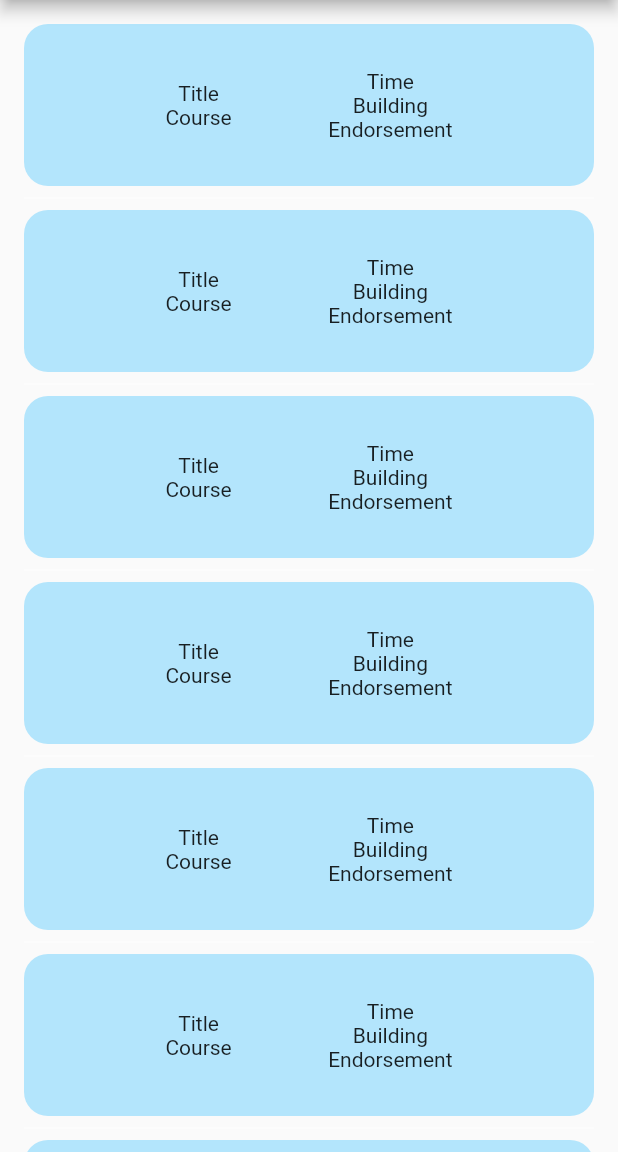
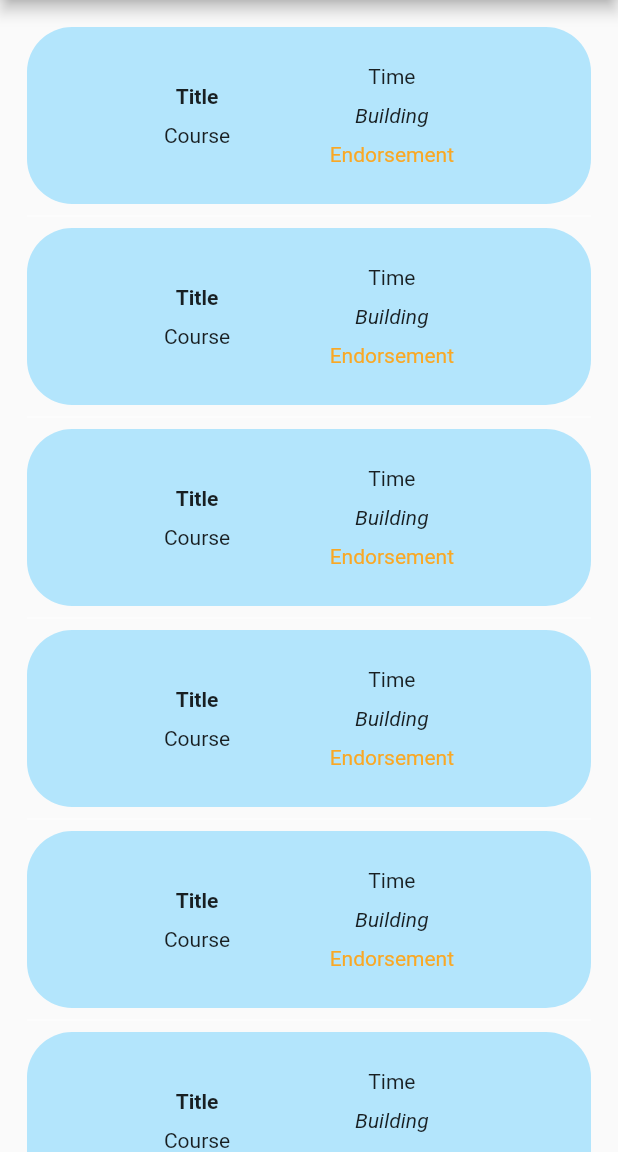
Before and after one commit to timothy-e/studyup, a Flutter app: the screen it shows after launch, on a phone screen of 412 x 824 dp, the part 84-1236 px from its top. Run offline on Flutter 3.47's test engine with Material 2 defaults, Android fonts, the phone set to English and light mode, and no system bars.

Commit message:
Style changes to main page

```diff
--- a/lib/main.dart
+++ b/lib/main.dart
@@ -42,7 +42,6 @@ class StudySessionsState extends State<StudySessions> {
     'C',
     'D'
   ];
-  final TextStyle _biggerFont = const TextStyle(fontSize: 18.0);
 
   Widget build(BuildContext context) {
     return Scaffold(
@@ -75,7 +74,7 @@ class StudySessionsState extends State<StudySessions> {
 
   Widget _buildGroups() {
     return new ListView.separated(
-        padding: const EdgeInsets.all(16.0),
+        padding: const EdgeInsets.all(18.0),
         itemCount: studyGroups.length,
         separatorBuilder: (context, index) => Divider(
           color: Colors.white70,
@@ -102,24 +101,27 @@ class StudySessionsState extends State<StudySessions> {
   Widget _buildRow(String studyGroup) {
     return new Container(
         decoration: new BoxDecoration(
-          borderRadius: new BorderRadius.circular(16.0),
+          borderRadius: new BorderRadius.circular(30.0),
           color: Colors.lightBlue[100],
         ),
-        padding: EdgeInsets.all(30),
+        padding: EdgeInsets.all(25),
         child: Row(
           mainAxisAlignment: MainAxisAlignment.spaceEvenly,
           children: [
             Column(
               children: [
-                Text('Title'),
+                Text('Title', style: TextStyle(fontWeight: FontWeight.bold)),
+                SizedBox(height: 10),
                 Text('Course'),
               ],
             ),
             Column(
               children: [
                 Text('Time'),
-                Text('Building'),
-                Text('Endorsement')],
+                SizedBox(height: 10),
+                Text('Building', style: TextStyle(fontStyle: FontStyle.italic)),
+                SizedBox(height: 10),
+                Text('Endorsement', style: TextStyle(color: Colors.yellow[800]))],
             )
           ],
         ));
```
